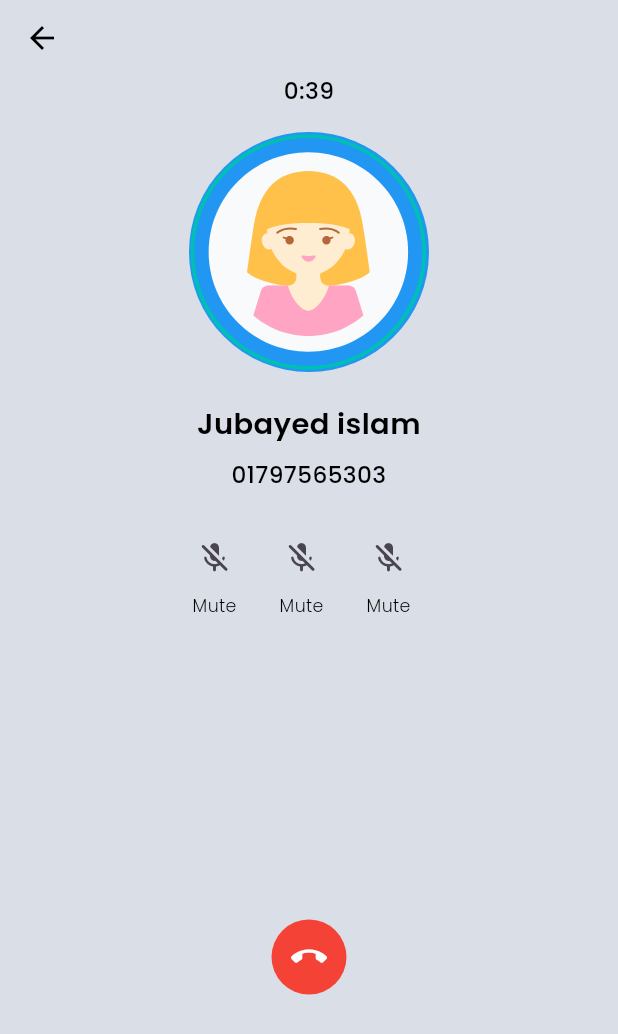
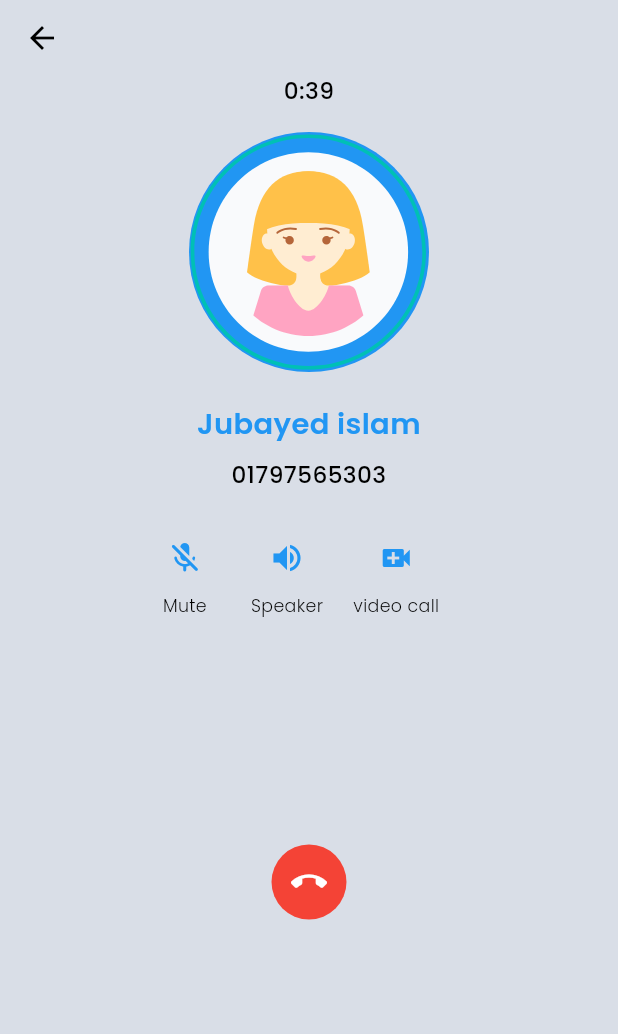
Before and after one commit to jubayed004/service-provider-app, a Flutter app: the CallingScreen screen opened by its route, on a phone screen of 412 x 824 dp. Shown: the top 1034 px of the screen. Run offline on Flutter 3.47's test engine with Material 3 defaults, Android fonts, the phone set to English and light mode, and no system bars; drawn by our look-alikes of oktoast; our stand-ins replace cached_network_image, device_preview, flutter_screenutil, flutter_spinkit, flutter_svg, get and 5 more; missing offline and left inert: circle_list; accounts and stored records are empty; project files that could hold a hidden picture were left out.

Commit message:
audio screen, video screen

```diff
--- a/lib/core/app_routes/app_routes.dart
+++ b/lib/core/app_routes/app_routes.dart
@@ -15,6 +15,8 @@ import 'package:service_provider_app/core/features/service_provider_section/inbo
 import 'package:service_provider_app/core/features/service_provider_section/inbox_service_screen/service_chat_bubbile/service_chat_bubble.dart';
 import 'package:service_provider_app/core/features/service_provider_section/inbox_service_screen/upcoming_audio_call/calling_screen.dart';
 import 'package:service_provider_app/core/features/service_provider_section/inbox_service_screen/upcoming_audio_call/upcoming_audio_call_screen.dart';
+import 'package:service_provider_app/core/features/service_provider_section/inbox_service_screen/upcoming_video_call/upcoming_video_call.dart';
+import 'package:service_provider_app/core/features/service_provider_section/inbox_service_screen/upcoming_video_call/videocalling_screen.dart';
 import 'package:service_provider_app/core/features/service_provider_section/notification/notification_screen.dart';
 import 'package:service_provider_app/core/features/service_provider_section/onbroding_screen/onbroading_screen.dart';
 import 'package:service_provider_app/core/features/service_provider_section/profile/my_address_screen/my_address_screen.dart';
@@ -138,6 +140,8 @@ class AppRoutes {
   static const String alarmScreen = "/AlarmScreen";
   static const String upcomingAudioCallScreen = "/UpcomingAudioCallScreen";
   static const String callingScreen = "/CallingScreen";
+  static const String upcomingVideoCall = "/UpcomingVideoCall";
+  static const String videoCallingScreen = "/VideoCallingScreen";
 
 static List<GetPage> routes = [
 
@@ -219,6 +223,8 @@ static List<GetPage> routes = [
   GetPage(name: guestSearchResultScreen, page: () => GuestSearchResultScreen()),
   GetPage(name: upcomingAudioCallScreen, page: () => UpcomingAudioCallScreen()),
   GetPage(name: callingScreen, page: () => CallingScreen()),
+  GetPage(name: upcomingVideoCall, page: () => UpcomingVideoCall()),
+  GetPage(name: videoCallingScreen, page: () => VideoCallingScreen()),
 
 ];
 }
--- a/lib/core/features/service_provider_section/inbox_service_screen/inbox_user_screen.dart
+++ b/lib/core/features/service_provider_section/inbox_service_screen/inbox_user_screen.dart
@@ -235,8 +235,7 @@ Future<void> _showMyDialog(BuildContext context) async {
             ElevatedButton(
               style: ElevatedButton.styleFrom(backgroundColor: AppColors.blue),
               onPressed: () {
-                // Action for the second button
-                Navigator.of(context).pop();
+                Get.toNamed(AppRoutes.serviceChatBubble);
               },
               child: Row(
                 mainAxisAlignment: MainAxisAlignment.center,
--- a/lib/core/features/service_provider_section/inbox_service_screen/upcoming_audio_call/calling_screen.dart
+++ b/lib/core/features/service_provider_section/inbox_service_screen/upcoming_audio_call/calling_screen.dart
@@ -1,9 +1,11 @@
 import 'package:flutter/material.dart';
+import 'package:service_provider_app/core/app_routes/app_routes.dart';
 import 'package:service_provider_app/core/components/custom_image/custom_image.dart';
 import 'package:service_provider_app/core/components/custom_royel_appbar/custom_royel_appbar.dart';
 import 'package:service_provider_app/core/components/custom_text/custom_text.dart';
 import 'package:service_provider_app/core/utils/app_images/app_images.dart';
-
+import 'package:flutter_screenutil/flutter_screenutil.dart';
+import 'package:get/get.dart';
 class CallingScreen extends StatefulWidget {
   const CallingScreen({super.key});
 
@@ -38,6 +40,7 @@ class _CallingScreenState extends State<CallingScreen> {
                   )),
             ),
             CustomText(
+              color: Colors.blue,
               text: "Jubayed islam",
               textAlign: TextAlign.center,
               top: 20,
@@ -58,34 +61,36 @@ class _CallingScreenState extends State<CallingScreen> {
               children: [
               Column(
                 children: [
-                  IconButton(onPressed: (){}, icon: Icon(Icons.mic_off_rounded)),
+                  IconButton(onPressed: (){}, icon: Icon(Icons.mic_off_rounded,color: Colors.blue)),
                   CustomText(text: "Mute")
                 ],
               ),
-                SizedBox(width: 10,),
+                SizedBox(width: 20,),
               Column(
                 children: [
-                  IconButton(onPressed: (){}, icon: Icon(Icons.mic_off_rounded)),
-                  CustomText(text: "Mute")
+                  IconButton(onPressed: (){}, icon: Icon(Icons.volume_up,color: Colors.blue)),
+                  CustomText(text: "Speaker")
                 ],
               ),
-                SizedBox(width: 10,),
+                SizedBox(width: 20,),
               Column(
                 children: [
-                  IconButton(onPressed: (){}, icon: Icon(Icons.mic_off_rounded)),
-                  CustomText(text: "Mute")
+                  IconButton(onPressed: (){}, icon: Icon(Icons.video_call,color: Colors.blue,)),
+                  CustomText(text: "video call")
                 ],
               ),
-                SizedBox(width: 10,),
+                SizedBox(width: 20,),
 
             ],
             ),
-            SizedBox(height: 200,),
+            SizedBox(height: 150,),
             Center(
               child: CircleAvatar(
                 radius: 25,
                 backgroundColor: Colors.red,
-                child: IconButton(onPressed: () {}, icon: Icon(Icons.call_end,color: Colors.white,)),
+                child: IconButton(onPressed: () {
+                  Get.offAllNamed(AppRoutes.serviceChatBubble);
+                }, icon: Icon(Icons.call_end,color: Colors.white,)),
               ),
             ),
 
--- a/lib/core/features/service_provider_section/inbox_service_screen/upcoming_audio_call/upcoming_audio_call_screen.dart
+++ b/lib/core/features/service_provider_section/inbox_service_screen/upcoming_audio_call/upcoming_audio_call_screen.dart
@@ -60,7 +60,9 @@ class _UpcomingAudioCallScreenState extends State<UpcomingAudioCallScreen> {
                 CircleAvatar(
                   radius: 25,
                   backgroundColor: Colors.red,
-                  child: IconButton(onPressed: () {}, icon: Icon(Icons.call_end,color: Colors.white,)),
+                  child: IconButton(onPressed: () {
+                    Get.back();
+                  }, icon: Icon(Icons.call_end,color: Colors.white,)),
                 ),
                 SizedBox(width: 140,),
                 CircleAvatar(
--- a/lib/core/utils/app_images/app_images.dart
+++ b/lib/core/utils/app_images/app_images.dart
@@ -102,8 +102,7 @@ class AppImages {
   static const String onbroadingOne = "$basePath/onbroadingOne.png";
   static const String onbroadingThree = "$basePath/onbroadingThree.png";
   static const String onnroadingTwo = "$basePath/onnroadingTwo.png";
-  static const String chosseServiceProvider =
-      "$basePath/chosseServiceProvider.png";
+  static const String chosseServiceProvider = "$basePath/chosseServiceProvider.png";
   static const String chosseService = "$basePath/chosseService.png";
   static const String chooseOption = "$basePath/choose_option_logo.svg";
   static const String badgeCheck = "$basePath/badge_check.svg";
@@ -171,6 +170,8 @@ class AppImages {
   static const String adjustments = "$basePath/adjustments.svg";
   static const String currencyDollar = "$basePath/currencyDollar.svg";
   static const String mapImage = "$basePath/mapImage.png";
+  static const String vedioImage = "$basePath/vedioImage.png";
+  static const String rajuBro = "$basePath/rajubro.png";
 
 
 
```
Also changed, not shown: lib/core/features/service_provider_section/inbox_service_screen/service_chat_bubbile/service_chat_bubble.dart (+6 -2 lines), lib/core/features/service_provider_section/inbox_service_screen/upcoming_video_call/upcoming_video_call.dart (added, +96 -0 lines), lib/core/features/service_provider_section/inbox_service_screen/upcoming_video_call/videocalling_screen.dart (added, +105 -0 lines), assets/images/rajubro.png (added), assets/images/vedioImage.png (added), lib/generated/assets.dart (deleted).
